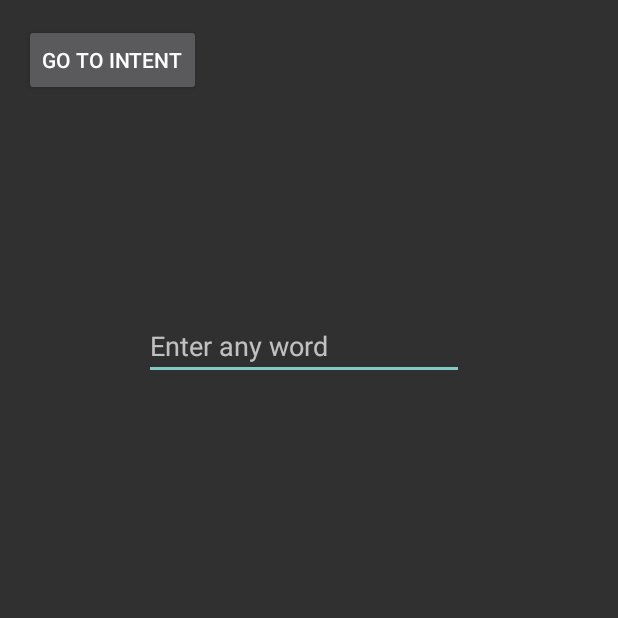
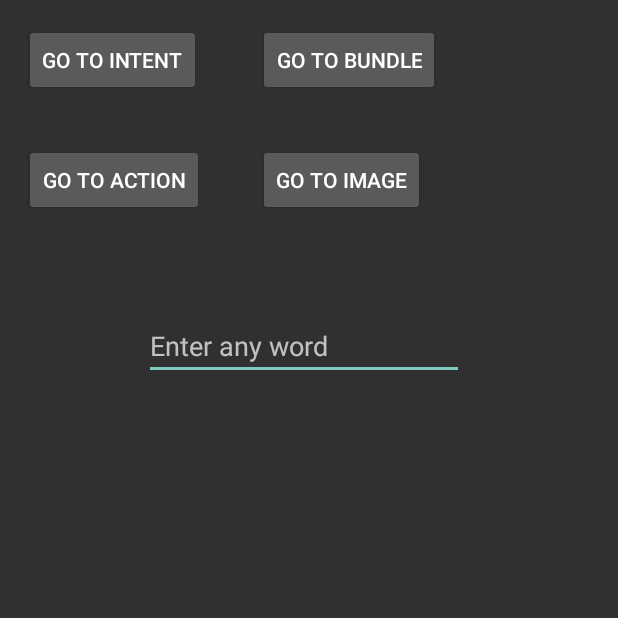
Before and after one commit to vatanak10/Mobile_Application, an Android app: the concept_of_activity screen opened directly, with no data from a screen before it, on a phone screen of 412 x 824 dp, the top half of it. Run offline under Robolectric (Android 15) with nearby library versions, the phone set to English and light mode, and no system bars.

Commit message:
Intent Image

```diff
--- a/app/src/main/res/layout/activity_concept_of_activity.xml
+++ b/app/src/main/res/layout/activity_concept_of_activity.xml
@@ -21,4 +21,24 @@
             android:id="@+id/word" android:layout_marginTop="208dp"
             app:layout_constraintTop_toTopOf="parent" android:layout_marginStart="96dp"
             app:layout_constraintStart_toStartOf="parent" android:hint="Enter any word"/>
+    <Button
+            android:text="Go TO BUNDLE"
+            android:layout_width="wrap_content"
+            android:layout_height="wrap_content"
+            android:id="@+id/bundle" android:layout_marginTop="16dp"
+            app:layout_constraintTop_toTopOf="parent" app:layout_constraintStart_toStartOf="parent"
+            android:layout_marginStart="172dp" android:onClick="startBundle"/>
+    <Button
+            android:text="GO TO ACTION"
+            android:layout_width="wrap_content"
+            android:layout_height="wrap_content"
+            android:id="@+id/action" android:layout_marginTop="96dp"
+            app:layout_constraintTop_toTopOf="parent" app:layout_constraintStart_toStartOf="parent"
+            android:layout_marginStart="16dp" android:onClick="startActivity"/>
+    <Button
+            android:text="GO TO IMAGE"
+            android:layout_width="wrap_content"
+            android:layout_height="wrap_content"
+            android:id="@+id/image" android:layout_marginStart="172dp" app:layout_constraintTop_toTopOf="parent"
+            app:layout_constraintStart_toStartOf="parent" android:layout_marginTop="96dp" android:onClick="startImage"/>
 </androidx.constraintlayout.widget.ConstraintLayout>
```
Also changed, not shown: app/src/main/java/com/example/myapplication/Intent_Screen.kt (+12 -0 lines), app/src/main/java/com/example/myapplication/concept_of_activity.kt (+33 -0 lines), app/src/main/res/layout/activity_intent__screen.xml (+16 -1 lines).
